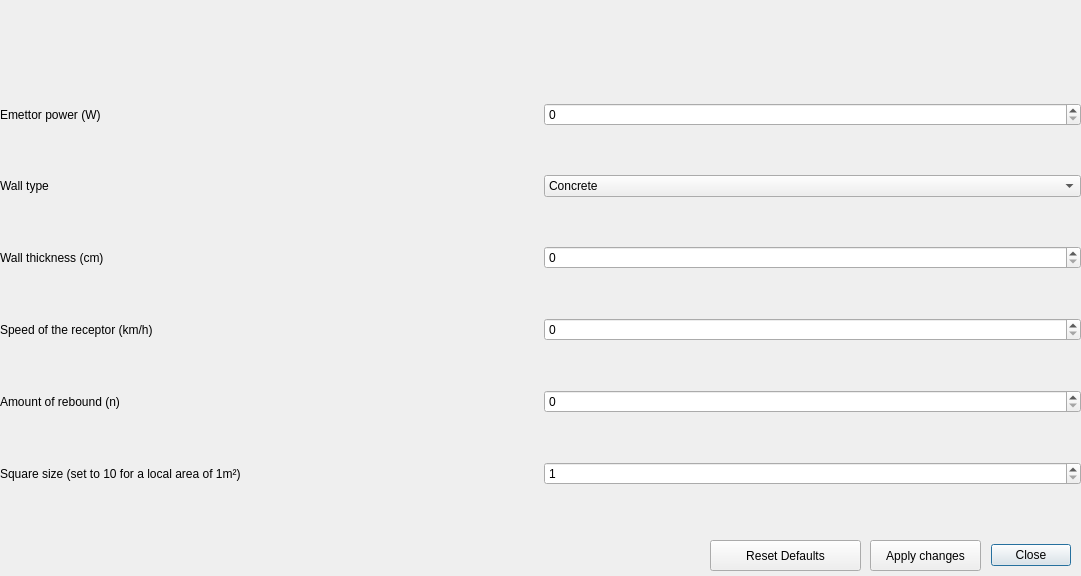
First picture: the form in settings.ui, repository amatepl/RayTracing2019, before the edit.
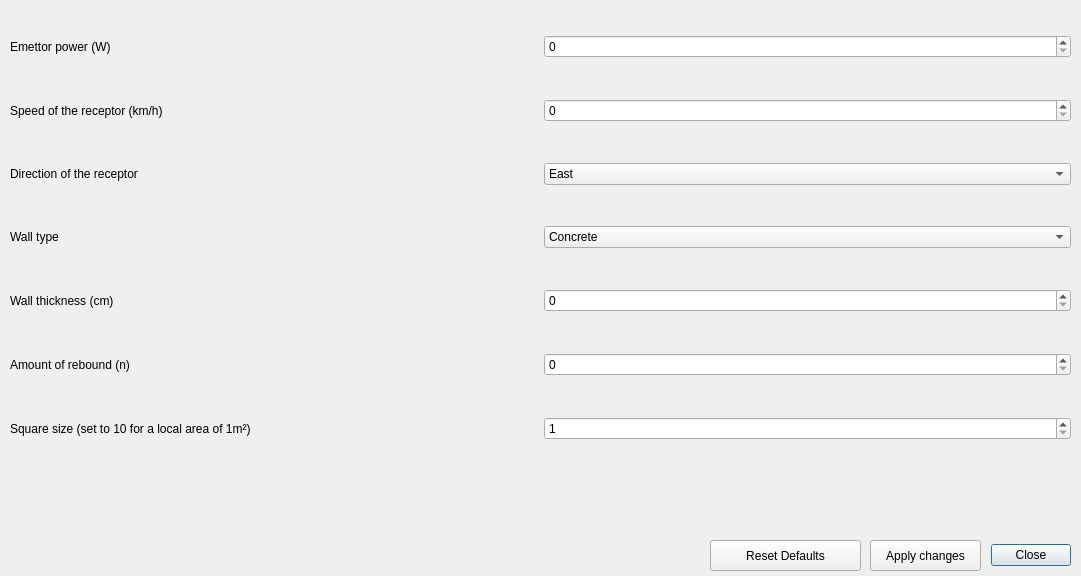
Second picture: the form after the edit.

What changed in the file:
```diff
--- a/settings.ui
+++ b/settings.ui
@@ -32,61 +32,14 @@
   <widget class="QWidget" name="gridLayoutWidget">
    <property name="geometry">
     <rect>
-     <x>0</x>
-     <y>60</y>
-     <width>1081</width>
-     <height>471</height>
+     <x>10</x>
+     <y>0</y>
+     <width>1061</width>
+     <height>481</height>
     </rect>
    </property>
    <layout class="QGridLayout" name="gridLayout">
-    <item row="1" column="1">
-     <widget class="QLabel" name="label_6">
-      <property name="text">
-       <string>Emettor power (W)</string>
-      </property>
-     </widget>
-    </item>
-    <item row="2" column="2">
-     <widget class="QComboBox" name="typeComboBox">
-      <item>
-       <property name="text">
-        <string>Concrete</string>
-       </property>
-      </item>
-      <item>
-       <property name="text">
-        <string>Bricks</string>
-       </property>
-      </item>
-      <item>
-       <property name="text">
-        <string>Standard partition wall</string>
-       </property>
-      </item>
-     </widget>
-    </item>
-    <item row="2" column="1">
-     <widget class="QLabel" name="label">
-      <property name="text">
-       <string>Wall type</string>
-      </property>
-     </widget>
-    </item>
-    <item row="6" column="1">
-     <widget class="QLabel" name="label_3">
-      <property name="text">
-       <string>Amount of rebound (n)</string>
-      </property>
-     </widget>
-    </item>
-    <item row="6" column="2">
-     <widget class="QSpinBox" name="reboundSpin">
-      <property name="maximum">
-       <number>5</number>
-      </property>
-     </widget>
-    </item>
-    <item row="7" column="2">
+    <item row="8" column="2">
      <widget class="QSpinBox" name="discretSubBox">
       <property name="minimum">
        <number>1</number>
@@ -96,7 +49,61 @@
       </property>
      </widget>
     </item>
+    <item row="4" column="1">
+     <widget class="QLabel" name="label">
+      <property name="text">
+       <string>Wall type</string>
+      </property>
+     </widget>
+    </item>
+    <item row="6" column="2">
+     <widget class="QSpinBox" name="wallThickSpinBox">
+      <property name="maximum">
+       <number>500</number>
+      </property>
+     </widget>
+    </item>
+    <item row="6" column="1">
+     <widget class="QLabel" name="label_2">
+      <property name="text">
+       <string>Wall thickness (cm)</string>
+      </property>
+     </widget>
+    </item>
     <item row="7" column="1">
+     <widget class="QLabel" name="label_3">
+      <property name="text">
+       <string>Amount of rebound (n)</string>
+      </property>
+     </widget>
+    </item>
+    <item row="4" column="2">
+     <widget class="QComboBox" name="typeComboBox">
+      <item>
+       <property name="text">
+        <string>Concrete</string>
+       </property>
+      </item>
+      <item>
+       <property name="text">
+        <string>Bricks</string>
+       </property>
+      </item>
+      <item>
+       <property name="text">
+        <string>Standard partition wall</string>
+       </property>
+      </item>
+     </widget>
+    </item>
+    <item row="1" column="1">
+     <widget class="QLabel" name="label_6">
+      <property name="text">
+       <string>Emettor power (W)</string>
+      </property>
+     </widget>
+    </item>
+    <item row="8" column="1">
      <widget class="QLabel" name="label_4">
       <property name="text">
        <string>Square size (set to 10 for a local area of 1m²)</string>
@@ -110,30 +117,60 @@
       </property>
      </widget>
     </item>
-    <item row="4" column="1">
-     <widget class="QLabel" name="label_2">
-      <property name="text">
-       <string>Wall thickness (cm)</string>
-      </property>
-     </widget>
-    </item>
-    <item row="5" column="2">
-     <widget class="QSpinBox" name="speedSpin"/>
-    </item>
-    <item row="4" column="2">
-     <widget class="QSpinBox" name="wallThickSpinBox">
-      <property name="maximum">
-       <number>500</number>
-      </property>
-     </widget>
-    </item>
-    <item row="5" column="1">
+    <item row="2" column="1">
      <widget class="QLabel" name="label_5">
+      <property name="maximumSize">
+       <size>
+        <width>530</width>
+        <height>30</height>
+       </size>
+      </property>
       <property name="text">
        <string>Speed of the receptor (km/h)</string>
       </property>
      </widget>
     </item>
+    <item row="2" column="2">
+     <widget class="QSpinBox" name="speedBox"/>
+    </item>
+    <item row="7" column="2">
+     <widget class="QSpinBox" name="reboundSpin">
+      <property name="maximum">
+       <number>5</number>
+      </property>
+     </widget>
+    </item>
+    <item row="3" column="1">
+     <widget class="QLabel" name="label_7">
+      <property name="text">
+       <string>Direction of the receptor</string>
+      </property>
+     </widget>
+    </item>
+    <item row="3" column="2">
+     <widget class="QComboBox" name="directionBox">
+      <item>
+       <property name="text">
+        <string>East</string>
+       </property>
+      </item>
+      <item>
+       <property name="text">
+        <string>West</string>
+       </property>
+      </item>
+      <item>
+       <property name="text">
+        <string>North</string>
+       </property>
+      </item>
+      <item>
+       <property name="text">
+        <string>South</string>
+       </property>
+      </item>
+     </widget>
+    </item>
    </layout>
   </widget>
   <widget class="QPushButton" name="resetDefaultsButton">
```
Left out of the diff: 14 changed lines with no effect on the pictures.
